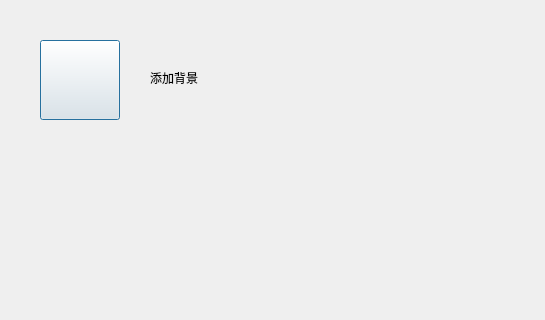
First picture: the form in src/XMusic/addbkgdlg.ui, repository 1028417/XMusic, before the edit; both pictures show x 0 to 545 and y 0 to 320 of the 814 by 500 pixel window.
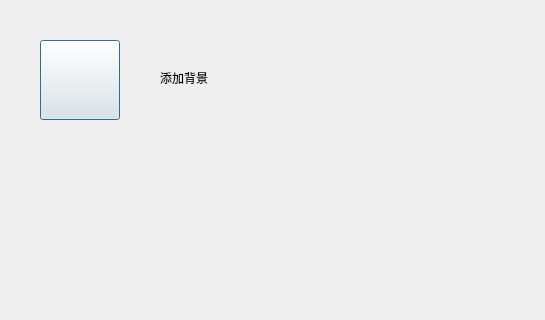
Second picture: the form after the edit. Icons and pictures are not drawn. Custom widgets are drawn as their Qt base class.

The edit to the form file:
```diff
--- a/src/XMusic/addbkgdlg.ui
+++ b/src/XMusic/addbkgdlg.ui
@@ -44,7 +44,7 @@
   <widget class="CLabel" name="labelTitle">
    <property name="geometry">
     <rect>
-     <x>150</x>
+     <x>160</x>
      <y>48</y>
      <width>300</width>
      <height>60</height>
```
